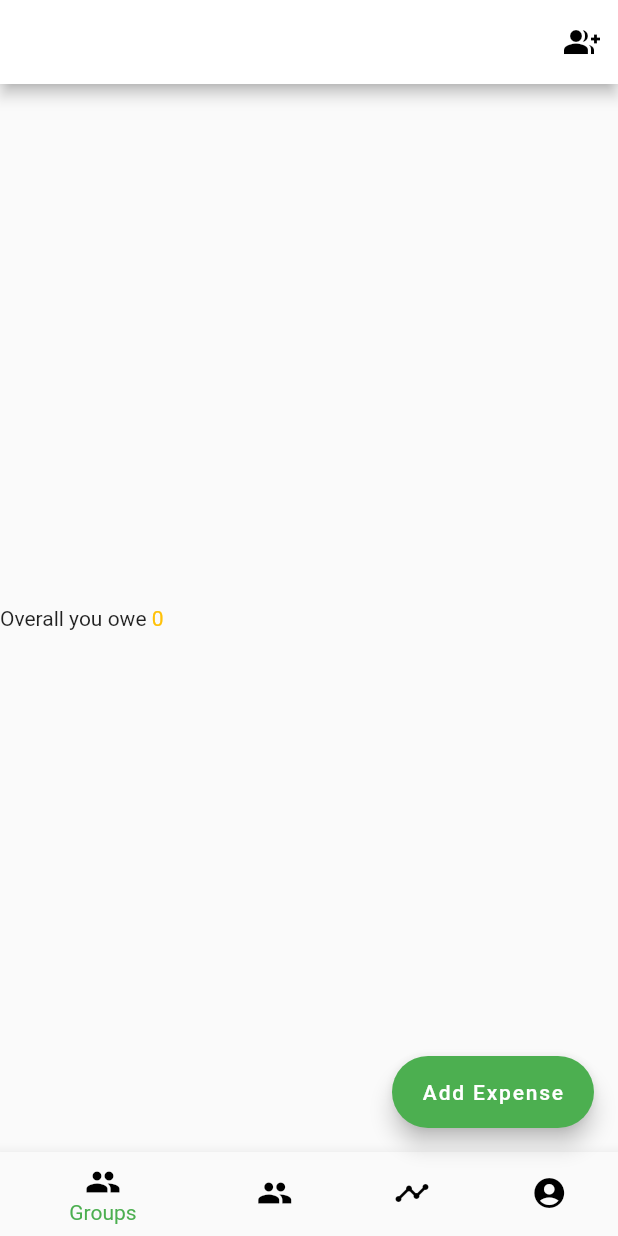
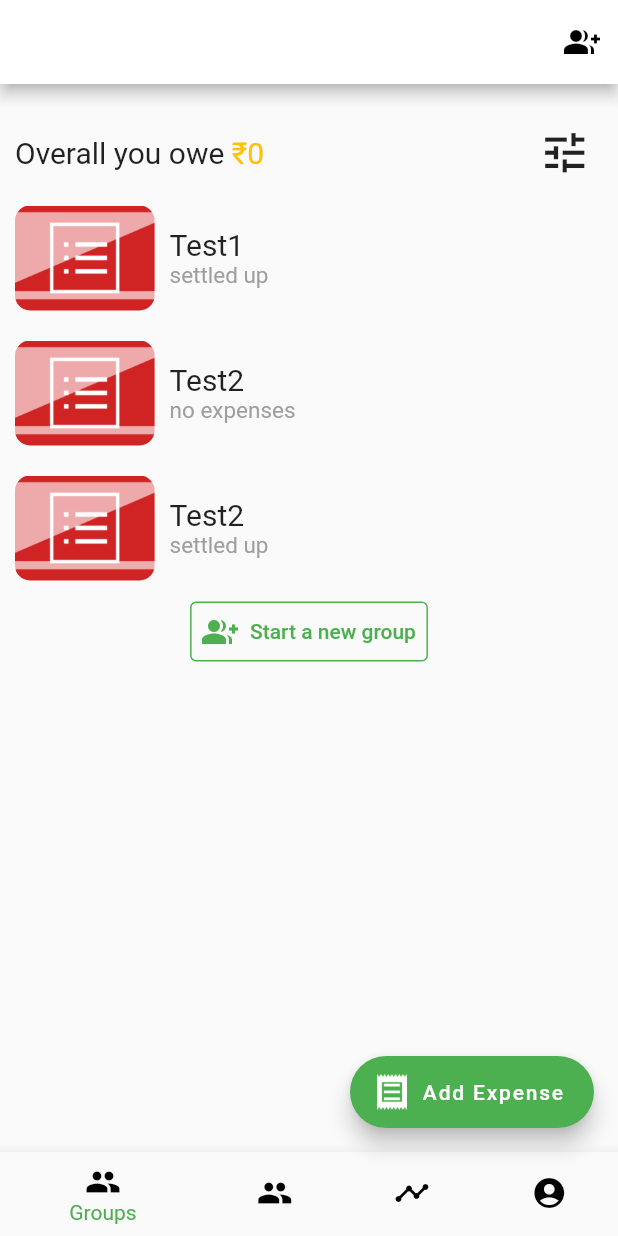
Before and after one commit to charishma-abburi/splitwise_app_replica, a Flutter app: the HomePage screen opened by its route, on a phone screen of 412 x 824 dp. Run offline on Flutter 3.47's test engine with Material 2 defaults, Android fonts, the phone set to English and light mode, and no system bars; our stand-ins replace cloud_firestore, firebase_auth, firebase_core, fluttertoast, google_sign_in; missing offline and left inert: flutter_sms, mailer; accounts and stored records are empty.

Commit message:
Show groups frontend.

```diff
--- a/lib/Screens/GroupScreens/homepage.dart
+++ b/lib/Screens/GroupScreens/homepage.dart
@@ -1,9 +1,10 @@
-
 import 'package:flutter/material.dart';
 import 'package:splitwise_app_replica/Screens/Animations/animation.dart';
 import 'package:splitwise_app_replica/Screens/Authentication/login.dart';
 import 'package:splitwise_app_replica/Screens/Authentication/signup.dart';
 import 'package:splitwise_app_replica/Screens/Expenses/expenses.dart';
+import 'package:splitwise_app_replica/Screens/GroupScreens/showAllGroups.dart';
+import 'package:splitwise_app_replica/constants.dart';
 import 'package:splitwise_app_replica/home.dart';
 import 'package:splitwise_app_replica/Screens/Authentication/account.dart';
 import 'package:splitwise_app_replica/Screens/GroupScreens/group_page.dart';
@@ -25,13 +26,19 @@ class _HomePageState extends State<HomePage> {
 
   @override
   Widget build(BuildContext context) {
+
+    const amountTextStyle = TextStyle(
+      color: Colors.amber,
+      fontSize: 20.0
+    );
+
     return Scaffold(
       appBar: AppBar(
         // title: Text("HomePage"),
         backgroundColor: Colors.white,
 
         actions:[ IconButton(
-          icon: Icon(
+          icon: const Icon(
             Icons.group_add,
             color:Colors.black
           ),
@@ -41,20 +48,60 @@ class _HomePageState extends State<HomePage> {
           ),
         ],
       ),
-      body: Center(
+      body: Padding(
+        padding: const EdgeInsets.fromLTRB(10.0, 20.0, 10.0, 10.0),
         child: Column(
-          mainAxisAlignment: MainAxisAlignment.center,
+          mainAxisAlignment: MainAxisAlignment.start,
           children: [
             Row(
-              children: [
-                Text("Overall you owe "),
-                Text(
-                  this.oweAmount.toString(),
-                  style: TextStyle(
-                    color: Colors.amber
-                  ),
+              mainAxisAlignment: MainAxisAlignment.spaceBetween,
+              children: <Widget> [
+                Row(
+                  children: [
+                    const Text(
+                      "Overall you owe ",
+                      style: TextStyle(
+                        fontSize: 20.0
+                      ),
+                    ),
+                    Text(
+                      currencySymbols["rupee"],
+                      style: amountTextStyle,
+                    ),
+                    Text(
+                      oweAmount.toString(),
+                      style: amountTextStyle,
+                    ),
+                  ],
+                ),
+                IconButton(
+                  onPressed: () {},
+                  icon: const Icon(Icons.tune),
+                  iconSize: 35.0,
                 )
               ],
+            ),
+
+            AllGroups(),
+
+            TextButton.icon(
+              onPressed: () {},
+              label: const Text(
+                "Start a new group",
+                style: TextStyle(
+                  color: Colors.green
+                ),
+              ),
+              icon: const Icon(
+                Icons.group_add,
+                color: Colors.green,
+              ),
+              style: TextButton.styleFrom(
+                side: const BorderSide(
+                  width: 1.0,
+                  color: Colors.green
+                )
+              )
             )
 
           ],
@@ -71,7 +118,10 @@ class _HomePageState extends State<HomePage> {
             MaterialPageRoute(builder: (context) => NewExpenseScreen()),
           );
         },
-        label:Text("Add Expense"),
+        icon: const ImageIcon(
+          AssetImage("assets/expenseIcon2.jpg"),
+        ),
+        label:const Text("Add Expense"),
         backgroundColor: Colors.green,
       ),
       floatingActionButtonLocation: FloatingActionButtonLocation.endFloat,
--- /dev/null
+++ b/lib/Screens/GroupScreens/showAllGroups.dart
@@ -0,0 +1,106 @@
+import 'package:flutter/material.dart';
+
+
+//  Group name style
+const cardNameStyle = TextStyle(
+  fontSize: 20.0,
+);
+
+// Group info style
+
+const groupCardInfoStyle = TextStyle(
+  fontSize: 15.0,
+  color: Colors.grey
+);
+
+
+class GroupCard extends StatelessWidget {
+  const GroupCard({
+    Key? key,
+    this.groupIcon,
+    required this.groupName,
+    required this.groupInfo
+  }) : super(key: key);
+  final String? groupIcon;
+  final String groupName;
+  final String groupInfo;
+
+  @override
+  Widget build(BuildContext context) {
+
+    String? groupIconPath = groupIcon == null ? "assets/groupicon.jpg" : groupIcon;
+    var grpIcon = groupIcon != null ? Image(
+      image: NetworkImage(groupIconPath!),
+      height: 70.0,
+    ) : Image(
+      image: AssetImage(groupIconPath!),
+      height: 70.0,
+    );
+
+
+
+
+
+    return Padding(
+      padding: EdgeInsets.fromLTRB(0.0, 10.0, 0.0, 10.0),
+      child: Row(
+        children: [
+          ClipRRect(
+            borderRadius: const BorderRadius.all(Radius.circular(10.0)),
+
+            child: grpIcon
+          ),
+          Padding(
+            padding: const EdgeInsets.fromLTRB(10.0, 5.0, 10.0, 5.0),
+            child: Column(
+              mainAxisAlignment: MainAxisAlignment.center,
+              crossAxisAlignment: CrossAxisAlignment.start,
+              children: [
+                Text(
+                  groupName,
+                  style: cardNameStyle,
+                ),
+                Text(
+                  groupInfo,
+                  style: groupCardInfoStyle,
+                )
+              ],
+            ),
+          )
+        ],
+      ),
+    );
+  }
+}
+
+
+
+class AllGroups extends StatefulWidget {
+  const AllGroups({Key? key}) : super(key: key);
+
+  @override
+  _AllGroupsState createState() => _AllGroupsState();
+}
+
+class _AllGroupsState extends State<AllGroups> {
+  @override
+  Widget build(BuildContext context) {
+    return Column(
+      children: const [
+        GroupCard(
+          groupName: "Test1",
+          groupInfo: "settled up",
+        ),
+        GroupCard(
+          groupName: "Test2",
+          groupInfo: "no expenses",
+        ),
+        GroupCard(
+          groupName: "Test2",
+          groupInfo: "settled up",
+        ),
+        // GroupCard(groupIcon: "https://opengraph.githubassets.com/082b5d5269351d0bc25a85ba322e7c9d2d2994cdc5625685cd15fce85c4e7bce/geekinglcq/C-mini-Compiler-using-flex-bison")
+      ],
+    );
+  }
+}
--- /dev/null
+++ b/lib/constants.dart
@@ -0,0 +1,10 @@
+import 'package:flutter/cupertino.dart';
+
+const Map currencySymbols = {
+  'rupee': '\u{20B9}',
+  'dollar': '\u{0024}',
+  'cent': '\u{00A2}',
+  'pound': '\u{00A3}',
+  'yen': '\u{00A5}',
+  'euro': '\u{20AC}',
+};
--- a/pubspec.yaml
+++ b/pubspec.yaml
@@ -90,6 +90,9 @@ flutter:
   # To add assets to your application, add an assets section, like this:
   assets:
     - assets/logo1.jpeg
+    - assets/groupicon.jpg
+    - assets/expenseIcon.jpg
+    - assets/expenseIcon2.jpg
   #   - images/a_dot_ham.jpeg
 
   # An image asset can refer to one or more resolution-specific "variants", see
```
Also changed, not shown: assets/expenseIcon.jpg (added), assets/expenseIcon2.jpg (added), assets/groupicon.jpg (added), lib/navRoutes.dart (deleted).
